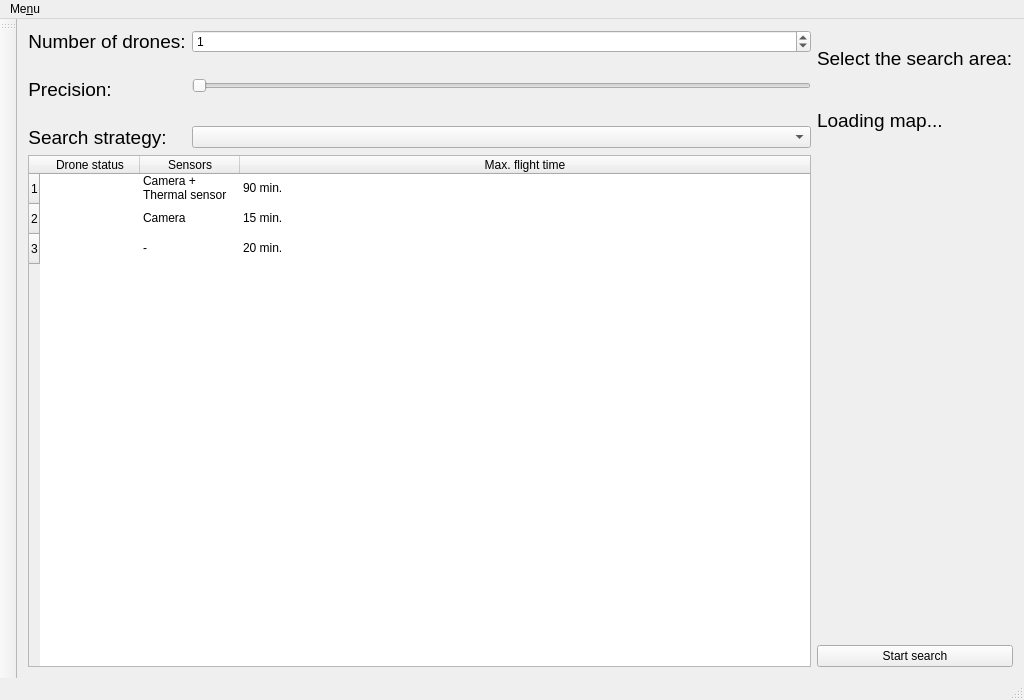
First picture: the form in src/ui/mainwindow.ui, repository jspngh/shae-workstation, before the edit.
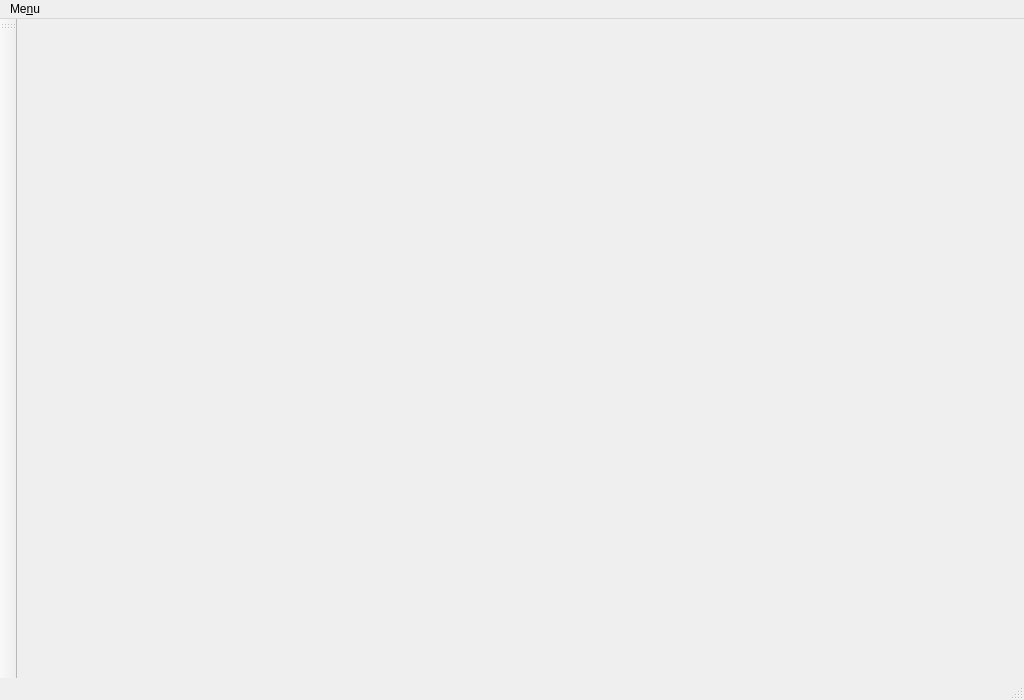
Second picture: the form after the edit.

```diff
--- a/src/ui/mainwindow.ui
+++ b/src/ui/mainwindow.ui
@@ -15,185 +15,11 @@
   </property>
   <widget class="QWidget" name="centralWidget">
    <layout class="QGridLayout" name="gridLayout">
-    <item row="1" column="0">
-     <widget class="QTableWidget" name="dronesTable">
-      <property name="gridStyle">
-       <enum>Qt::NoPen</enum>
-      </property>
-      <property name="sortingEnabled">
-       <bool>false</bool>
-      </property>
-      <property name="rowCount">
-       <number>3</number>
-      </property>
-      <attribute name="horizontalHeaderCascadingSectionResizes">
-       <bool>false</bool>
-      </attribute>
-      <attribute name="horizontalHeaderShowSortIndicator" stdset="0">
-       <bool>false</bool>
-      </attribute>
-      <attribute name="horizontalHeaderStretchLastSection">
-       <bool>true</bool>
-      </attribute>
-      <attribute name="verticalHeaderShowSortIndicator" stdset="0">
-       <bool>false</bool>
-      </attribute>
-      <row/>
-      <row/>
-      <row/>
-      <column>
-       <property name="text">
-        <string>Drone status</string>
-       </property>
-      </column>
-      <column>
-       <property name="text">
-        <string>Sensors</string>
-       </property>
-      </column>
-      <column>
-       <property name="text">
-        <string>Max. flight time</string>
-       </property>
-      </column>
-      <item row="0" column="0">
-       <property name="text">
-        <string/>
-       </property>
-      </item>
-      <item row="0" column="1">
-       <property name="text">
-        <string>Camera + Thermal sensor</string>
-       </property>
-      </item>
-      <item row="0" column="2">
-       <property name="text">
-        <string>90 min.</string>
-       </property>
-      </item>
-      <item row="1" column="1">
-       <property name="text">
-        <string>Camera</string>
-       </property>
-      </item>
-      <item row="1" column="2">
-       <property name="text">
-        <string>15 min.</string>
-       </property>
-      </item>
-      <item row="2" column="1">
-       <property name="text">
-        <string>-</string>
-       </property>
-      </item>
-      <item row="2" column="2">
-       <property name="text">
-        <string>20 min.</string>
-       </property>
-      </item>
-     </widget>
-    </item>
-    <item row="0" column="1">
-     <layout class="QVBoxLayout" name="searchArea">
-      <item>
-       <widget class="QLabel" name="searchAreaLabel">
-        <property name="text">
-         <string>&lt;html&gt;&lt;head/&gt;&lt;body&gt;&lt;p&gt;&lt;span style=&quot; font-size:14pt;&quot;&gt;Select the search area:&lt;/span&gt;&lt;/p&gt;&lt;/body&gt;&lt;/html&gt;</string>
-        </property>
-       </widget>
-      </item>
-      <item>
-       <widget class="QLabel" name="searchAreaLoadingLabel">
-        <property name="text">
-         <string>&lt;html&gt;&lt;head/&gt;&lt;body&gt;&lt;p&gt;&lt;span style=&quot; font-size:14pt;&quot;&gt;Loading map...&lt;/span&gt;&lt;/p&gt;&lt;/body&gt;&lt;/html&gt;</string>
-        </property>
-       </widget>
-      </item>
-     </layout>
-    </item>
     <item row="0" column="0">
-     <layout class="QFormLayout" name="searchParameters">
-      <property name="verticalSpacing">
-       <number>25</number>
-      </property>
-      <item row="0" column="0">
-       <widget class="QLabel" name="nrOfDronesLabel">
-        <property name="text">
-         <string>&lt;html&gt;&lt;head/&gt;&lt;body&gt;&lt;p align=&quot;center&quot;&gt;&lt;span style=&quot; font-size:14pt;&quot;&gt;Number of drones:&lt;/span&gt;&lt;/p&gt;&lt;/body&gt;&lt;/html&gt;</string>
-        </property>
-       </widget>
-      </item>
-      <item row="0" column="1">
-       <widget class="QSpinBox" name="nrOfDronesSpinBox">
-        <property name="value">
-         <number>1</number>
-        </property>
-       </widget>
-      </item>
-      <item row="1" column="0">
-       <widget class="QLabel" name="precisionLabel">
-        <property name="text">
-         <string>&lt;html&gt;&lt;head/&gt;&lt;body&gt;&lt;p align=&quot;center&quot;&gt;&lt;span style=&quot; font-size:14pt;&quot;&gt;Precision:&lt;/span&gt;&lt;/p&gt;&lt;/body&gt;&lt;/html&gt;</string>
-        </property>
-       </widget>
-      </item>
-      <item row="1" column="1">
-       <widget class="QSlider" name="precisionSlider">
-        <property name="orientation">
-         <enum>Qt::Horizontal</enum>
-        </property>
-       </widget>
-      </item>
-      <item row="2" column="0">
-       <widget class="QLabel" name="sarchStrategyLabel">
-        <property name="text">
-         <string>&lt;html&gt;&lt;head/&gt;&lt;body&gt;&lt;p align=&quot;center&quot;&gt;&lt;span style=&quot; font-size:14pt;&quot;&gt;Search strategy:&lt;/span&gt;&lt;/p&gt;&lt;/body&gt;&lt;/html&gt;</string>
-        </property>
-       </widget>
-      </item>
-      <item row="2" column="1">
-       <widget class="QComboBox" name="searchStrategyComboBox"/>
-      </item>
-     </layout>
-    </item>
-    <item row="1" column="1">
-     <layout class="QGridLayout" name="gridLayout_2">
-      <item row="1" column="0">
-       <widget class="QPushButton" name="startSearchButton">
-        <property name="maximumSize">
-         <size>
-          <width>200</width>
-          <height>30</height>
-         </size>
-        </property>
-        <property name="layoutDirection">
-         <enum>Qt::LeftToRight</enum>
-        </property>
-        <property name="text">
-         <string>Start search</string>
-        </property>
-        <property name="autoDefault">
-         <bool>false</bool>
-        </property>
-        <property name="default">
-         <bool>false</bool>
-        </property>
-       </widget>
-      </item>
-      <item row="0" column="0">
-       <spacer name="verticalSpacer">
-        <property name="orientation">
-         <enum>Qt::Vertical</enum>
-        </property>
-        <property name="sizeHint" stdset="0">
-         <size>
-          <width>20</width>
-          <height>40</height>
-         </size>
-        </property>
-       </spacer>
-      </item>
-     </layout>
+     <widget class="QStackedWidget" name="stackedWidget">
+      <widget class="QWidget" name="page"/>
+      <widget class="QWidget" name="page_2"/>
+     </widget>
     </item>
    </layout>
   </widget>
```
Left out of the diff: 2 changed lines with no effect on the pictures.
